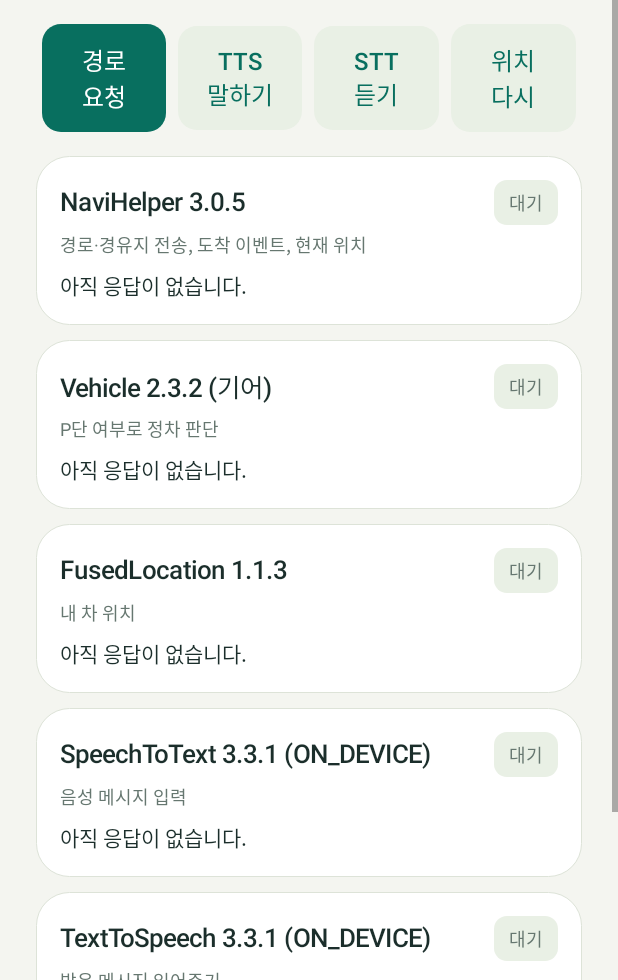
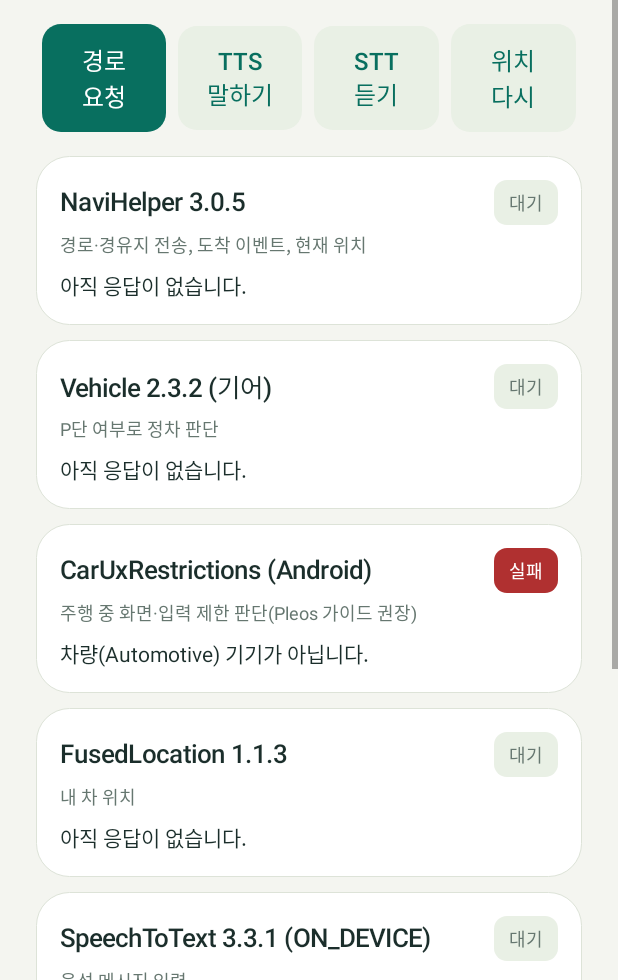
Before and after one commit to ysm010320/Carmarade, an Android app: the SdkCheckActivity screen opened directly, with no data from a screen before it, on a phone screen of 412 x 824 dp, the part 256-1236 px from its top. Run offline under Robolectric (Android 15) with nearby library versions, the phone set to English and light mode, and no system bars; libraries missing offline, so code that uses them is left out: ai.pleos.playground; 24 statements that could not run were skipped.

Commit message:
Check driving state, permissions, arrival events and STT on emulator
- SDK check screen: add CarUxRestrictions card (android.car), log navi
  route/arrival/status events, show STT mic RMS, stop STT after 15s and
  on close, and declare distractionOptimized so it stays visible while
  driving.
- Document results: Pleos hides non-DO apps while moving (main app
  included), Pleos UXR config never restricts the keyboard, the
  FUSED_LOCATION prompt reads "unknown action", navi position is fixed
  on the emulator so arrival events cannot be produced, and STT records
  and runs recognition but got no audio from the host mic.

```diff
--- a/app/build.gradle.kts
+++ b/app/build.gradle.kts
@@ -2,6 +2,7 @@ plugins { id("com.android.application"); id("org.jetbrains.kotlin.android") }
 android {
     namespace = "ai.camarade.app"
     compileSdk = 34
+    useLibrary("android.car") // CarUxRestrictions(주행 중 제한) 확인용. 차량 기기에만 있음.
     defaultConfig {
         applicationId = "ai.camarade.app.demo"
         minSdk = 28
--- a/app/src/main/AndroidManifest.xml
+++ b/app/src/main/AndroidManifest.xml
@@ -15,8 +15,11 @@
         <activity android:name="ai.camarade.app.MainActivity" android:exported="true" android:configChanges="orientation|screenSize|smallestScreenSize" android:windowSoftInputMode="adjustResize">
             <intent-filter><action android:name="android.intent.action.MAIN" /><category android:name="android.intent.category.LAUNCHER" /></intent-filter>
         </activity>
+        <uses-library android:name="android.car" android:required="false" />
         <activity android:name="ai.camarade.app.SdkCheckActivity" android:label="카마라드 SDK 점검" android:exported="true" android:configChanges="orientation|screenSize|smallestScreenSize|screenLayout|uiMode|density|keyboard|keyboardHidden|navigation|locale|layoutDirection|fontScale">
             <intent-filter><action android:name="android.intent.action.MAIN" /><category android:name="android.intent.category.LAUNCHER" /></intent-filter>
+            <!-- 주행 중에도 화면을 띄울 수 있는지 시험하기 위한 Android Automotive 선언 -->
+            <meta-data android:name="distractionOptimized" android:value="true" />
         </activity>
     </application>
 </manifest>
--- a/app/src/main/java/ai/camarade/app/SdkCheckActivity.kt
+++ b/app/src/main/java/ai/camarade/app/SdkCheckActivity.kt
@@ -1,6 +1,11 @@
 package ai.camarade.app
 
 import android.app.Activity
+import android.car.Car
+import android.car.drivingstate.CarUxRestrictions
+import android.car.drivingstate.CarUxRestrictionsManager
+import ai.pleos.playground.navi.constants.NavigationStatus
+import ai.pleos.playground.navi.data.WaypointArrivedInfo
 import android.content.pm.PackageManager
 import android.os.Bundle
 import android.os.Handler
@@ -60,7 +65,10 @@ class SdkCheckActivity : Activity() {
     private val fused=Check("FusedLocation 1.1.3","내 차 위치")
     private val stt=Check("SpeechToText 3.3.1 (ON_DEVICE)","음성 메시지 입력")
     private val tts=Check("TextToSpeech 3.3.1 (ON_DEVICE)","받은 메시지 읽어주기")
-    private val checks=listOf(navi,vehicleCheck,fused,stt,tts)
+    private val uxr=Check("CarUxRestrictions (Android)","주행 중 화면·입력 제한 판단(Pleos 가이드 권장)")
+    private val checks=listOf(navi,vehicleCheck,uxr,fused,stt,tts)
+    private var car: Car?=null
+    private var uxrManager: CarUxRestrictionsManager?=null
 
     private var naviHelper: NaviHelper?=null
     private var vehicle: Vehicle?=null
@@ -83,10 +91,11 @@ class SdkCheckActivity : Activity() {
     }
     override fun onDestroy() {
         main.removeCallbacksAndMessages(null)
+        runCatching { uxrManager?.unregisterListener();car?.disconnect() }
         runCatching { naviHelper?.removeListener(naviListener);naviHelper?.release() }
         runCatching { vehicle?.getGear()?.unregisterGearSelection(gearListener);vehicle?.release() }
         runCatching { fusedLocation?.unregisterFusedLocationCallback(fusedListener);fusedLocation?.release() }
-        runCatching { speechToText?.removeListener(sttListener);speechToText?.release() }
+        runCatching { speechToText?.stop();speechToText?.removeListener(sttListener);speechToText?.release() }
         runCatching { textToSpeech?.removeEventListener(ttsListener);textToSpeech?.release() }
         super.onDestroy()
     }
@@ -159,6 +168,13 @@ class SdkCheckActivity : Activity() {
             )
             gear.registerGearSelection(gearListener)
         }
+        guard(uxr,"초기화") {
+            if(!packageManager.hasSystemFeature(PackageManager.FEATURE_AUTOMOTIVE)) { mark(uxr,State.FAIL,"차량(Automotive) 기기가 아닙니다.");return@guard }
+            val c=Car.createCar(this);car=c
+            val m=c.getCarManager(Car.CAR_UX_RESTRICTION_SERVICE) as CarUxRestrictionsManager;uxrManager=m
+            m.registerListener { r -> mark(uxr,State.OK,"변경 이벤트: ${describe(r)}") }
+            mark(uxr,State.OK,"현재: ${describe(m.currentCarUxRestrictions)}")
+        }
         guard(fused,"초기화") {
             val f=FusedLocation(applicationContext);fusedLocation=f
             val supported=f.isSupported()
@@ -202,7 +218,10 @@ class SdkCheckActivity : Activity() {
         val s=speechToText
         if(s==null || !sttReady) { log("STT가 아직 준비되지 않았습니다.");return@guard }
         s.request()
+        // stop()을 부르지 않으면 인식 세션이 계속 다시 시작되며 마이크를 놓지 않는다(에뮬레이터에서 확인).
+        main.removeCallbacks(stopListening);main.postDelayed(stopListening,15_000)
     }
+    private val stopListening=Runnable { runCatching { speechToText?.stop();log("STT stop() 호출(15초 경과)") } }
     private fun lastLocation() = guard(fused,"마지막 위치") {
         val f=fusedLocation ?: return@guard log("FusedLocation이 아직 없습니다.")
         f.getLastKnownLocation(object: FusedLocationListener {
@@ -216,12 +235,32 @@ class SdkCheckActivity : Activity() {
         log("NaviHelper.getCurrentLocationInfo() 요청");helper.getCurrentLocationInfo()
     }
     private fun describe(l: LocationData) = l.toString()
+    private fun describe(r: CarUxRestrictions): String {
+        val flags=r.activeRestrictions
+        val names=listOf(
+            CarUxRestrictions.UX_RESTRICTIONS_NO_KEYBOARD to "키보드 금지",
+            CarUxRestrictions.UX_RESTRICTIONS_NO_VIDEO to "동영상 금지",
+            CarUxRestrictions.UX_RESTRICTIONS_NO_TEXT_MESSAGE to "문자 메시지 금지",
+            CarUxRestrictions.UX_RESTRICTIONS_LIMIT_STRING_LENGTH to "글자 수 제한",
+            CarUxRestrictions.UX_RESTRICTIONS_LIMIT_CONTENT to "목록 길이 제한",
+            CarUxRestrictions.UX_RESTRICTIONS_NO_SETUP to "설정 금지",
+            CarUxRestrictions.UX_RESTRICTIONS_NO_DIALPAD to "다이얼패드 금지",
+            CarUxRestrictions.UX_RESTRICTIONS_NO_FILTERING to "필터링 금지",
+            CarUxRestrictions.UX_RESTRICTIONS_NO_VOICE_TRANSCRIPTION to "음성 받아쓰기 금지",
+        ).filter { flags and it.first!=0 }.joinToString(", ") { it.second }
+        return "주행 최적화 필요=${r.isRequiresDistractionOptimization}, 제한=0x${Integer.toHexString(flags)}${if(names.isEmpty()) "" else " ($names)"}"
+    }
 
     private val naviListener=object: NaviHelperEventListener {
         override fun onRouteStarted(routeStartInfo: RouteStartInfo) { mark(navi,State.OK,"onRouteStarted: $routeStartInfo") }
         override fun onRoutingCompleted() { mark(navi,State.OK,"onRoutingCompleted 수신(경로 적용 완료)") }
         override fun onCurrentLocationInfo(currentLocationInfo: CurrentLocationInfo) { mark(navi,State.OK,"onCurrentLocationInfo: $currentLocationInfo") }
-        override fun onDestinationArrived(destinationArrivedInfo: DestinationArrivedInfo) { log("NaviHelper onDestinationArrived: $destinationArrivedInfo") }
+        override fun onDestinationArrived(destinationArrivedInfo: DestinationArrivedInfo) { mark(navi,State.OK,"onDestinationArrived: $destinationArrivedInfo") }
+        override fun onWayPointArrived(waypointArrivedInfo: WaypointArrivedInfo) { mark(navi,State.OK,"onWayPointArrived: $waypointArrivedInfo") }
+        override fun onRouteEnded() { log("NaviHelper onRouteEnded") }
+        override fun onRouteCancelled() { log("NaviHelper onRouteCancelled") }
+        override fun onDestinationChanged() { log("NaviHelper onDestinationChanged") }
+        override fun onNavigationStatus(navigationStatus: NavigationStatus) { log("NaviHelper onNavigationStatus: $navigationStatus") }
         override fun onError(errorCode: NaviErrorCode) { mark(navi,State.FAIL,"onError: $errorCode") }
     }
     private val gearListener=object: GearSelectionListener {
@@ -244,7 +283,13 @@ class SdkCheckActivity : Activity() {
         override fun onStartedRecognition() { log("STT onStartedRecognition") }
         override fun onUpdated(stt: String, completed: Boolean) { if(completed) mark(this@SdkCheckActivity.stt,State.OK,"인식 결과: $stt") else log("STT 중간 결과: $stt") }
         override fun onUpdatedEpdData(on: Long, off: Long) = Unit
-        override fun onUpdatedRms(rms: Double) = Unit
+        private var rmsCount=0
+        private var rmsMax=Double.NEGATIVE_INFINITY
+        // 마이크로 소리가 실제로 들어오는지 확인하려고 20회마다 최대 RMS를 남긴다.
+        override fun onUpdatedRms(rms: Double) {
+            rmsMax=maxOf(rmsMax,rms);rmsCount++
+            if(rmsCount%20==0) { log("STT 마이크 입력 RMS 최대 ${"%.1f".format(rmsMax)} (${rmsCount}회)");rmsMax=Double.NEGATIVE_INFINITY }
+        }
         override fun onEndedRecognition() { log("STT onEndedRecognition") }
         override fun onError(errorType: SttError) { mark(stt,State.FAIL,"인식 오류: $errorType") }
     }
```
